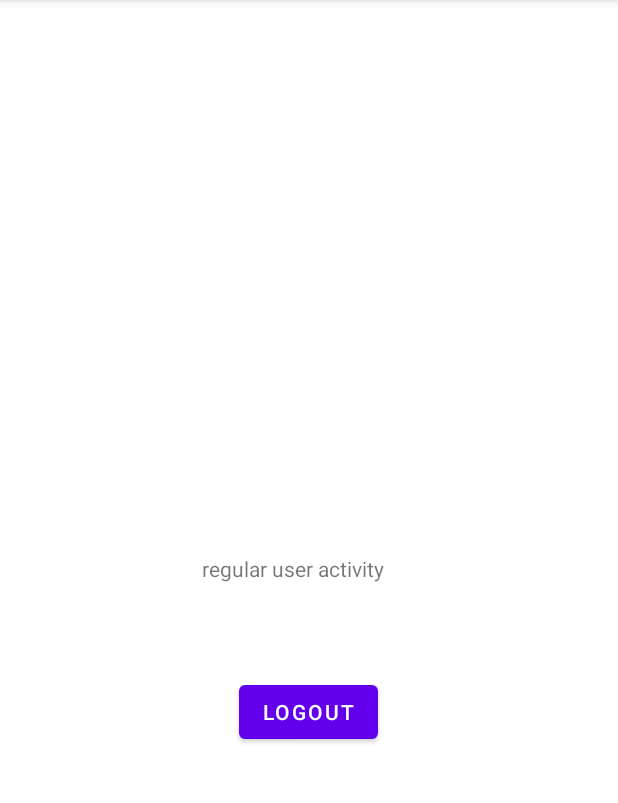
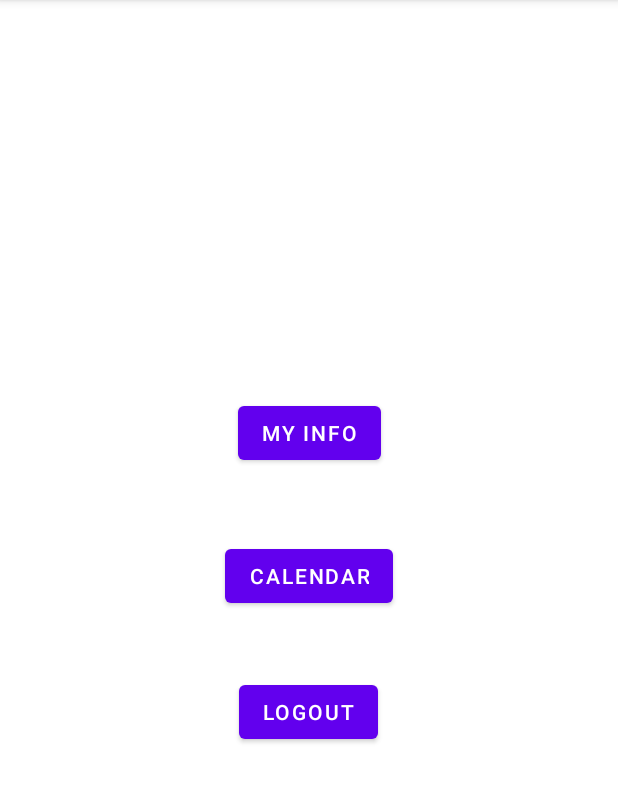
Before and after one commit to ezri1234/MDAmanage, an Android app: the RegularUserActivity screen opened directly, with no data from a screen before it, on a phone screen of 412 x 824 dp, the part 84-887 px from its top. Run offline under Robolectric (Android 15) with nearby library versions, the light colour scheme and no system bars; our stand-ins replace Firebase (no records; nobody signed in at launch, a user with empty details on screens opened directly).

Commit message:
finished, adding option for regular users

```diff
--- a/app/src/main/java/com/ezrimo/mdamanage/LoginTabFragment.java
+++ b/app/src/main/java/com/ezrimo/mdamanage/LoginTabFragment.java
@@ -109,7 +109,7 @@ public class LoginTabFragment extends Fragment {
                     editor.putString("uid", uid);
                     editor.putBoolean("isAdmin", false);
                     editor.commit();
-                    Intent go = new Intent (getActivity(), Calendar.class);
+                    Intent go = new Intent (getActivity(), RegularUserActivity.class);
                     go.putExtra("uid", uid);
                     startActivity(go);
                     getActivity().finish();
--- a/app/src/main/java/com/ezrimo/mdamanage/RegularUserActivity.java
+++ b/app/src/main/java/com/ezrimo/mdamanage/RegularUserActivity.java
@@ -1,21 +1,50 @@
 package com.ezrimo.mdamanage;
 
+import androidx.annotation.NonNull;
 import androidx.appcompat.app.AppCompatActivity;
 
 import android.content.Intent;
 import android.os.Bundle;
 import android.view.View;
 import android.widget.Button;
+import android.widget.Toast;
 
+import com.google.android.gms.tasks.OnCompleteListener;
+import com.google.android.gms.tasks.OnSuccessListener;
+import com.google.android.gms.tasks.Task;
 import com.google.firebase.auth.FirebaseAuth;
+import com.google.firebase.firestore.DocumentSnapshot;
+import com.google.firebase.firestore.FirebaseFirestore;
 
 public class RegularUserActivity extends AppCompatActivity {
     Button logout;
+    Button myInfo;
+    User user=null;
     @Override
     protected void onCreate(Bundle savedInstanceState) {
         super.onCreate(savedInstanceState);
         setContentView(R.layout.activity_regular_user);
-        logout=findViewById(R.id.logoutUser);
+        logout = findViewById(R.id.logoutUser);
+        myInfo = findViewById(R.id.myInfo);
+
+        myInfo.setOnClickListener(new View.OnClickListener() {
+            @Override
+            public void onClick(View v) {
+                String uid = getIntent().getStringExtra("uid");
+                FirebaseFirestore fStore = FirebaseFirestore.getInstance();
+
+                fStore.collection("User").document(uid).get().addOnSuccessListener(new OnSuccessListener<DocumentSnapshot>() {
+                    @Override
+                    public void onSuccess(DocumentSnapshot documentSnapshot) {
+                        user = new User(documentSnapshot.getString("fullName"), documentSnapshot.getString("email"), 0);
+                    }
+                });
+
+            }
+        });
+
+
+
     }
 
     public void logout(View view) {
--- a/app/src/main/res/layout/activity_regular_user.xml
+++ b/app/src/main/res/layout/activity_regular_user.xml
@@ -5,16 +5,6 @@
     android:layout_width="match_parent"
     android:layout_height="match_parent"
     tools:context=".RegularUserActivity">
-
-    <TextView
-        android:id="@+id/textView2"
-        android:layout_width="143dp"
-        android:layout_height="29dp"
-        android:text="regular user activity"
-        app:layout_constraintBottom_toBottomOf="parent"
-        app:layout_constraintEnd_toEndOf="parent"
-        app:layout_constraintStart_toStartOf="parent"
-        app:layout_constraintTop_toTopOf="parent" />
 
     <Button
         android:id="@+id/logoutUser"
@@ -28,4 +18,26 @@
         app:layout_constraintStart_toStartOf="parent"
         app:layout_constraintTop_toTopOf="parent"
         app:layout_constraintVertical_bias="0.626" />
+
+    <Button
+        android:id="@+id/button2"
+        android:layout_width="wrap_content"
+        android:layout_height="wrap_content"
+        android:text="calendar"
+        app:layout_constraintBottom_toBottomOf="parent"
+        app:layout_constraintEnd_toEndOf="parent"
+        app:layout_constraintStart_toStartOf="parent"
+        app:layout_constraintTop_toTopOf="parent" />
+
+    <Button
+        android:id="@+id/myInfo"
+        android:layout_width="wrap_content"
+        android:layout_height="wrap_content"
+        android:text="My Info"
+        app:layout_constraintBottom_toBottomOf="parent"
+        app:layout_constraintEnd_toEndOf="parent"
+        app:layout_constraintHorizontal_bias="0.501"
+        app:layout_constraintStart_toStartOf="parent"
+        app:layout_constraintTop_toTopOf="parent"
+        app:layout_constraintVertical_bias="0.368" />
 </androidx.constraintlayout.widget.ConstraintLayout>
```
Also changed, not shown: app/src/main/java/com/ezrimo/mdamanage/Calendar.java (+7 -1 lines), app/src/main/java/com/ezrimo/mdamanage/ChooseUser.java (+20 -2 lines).
